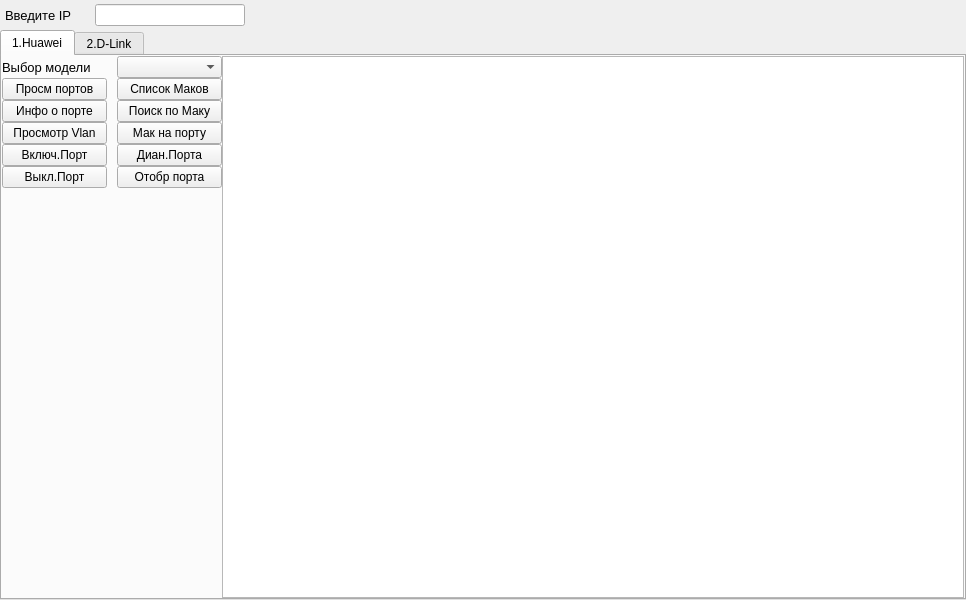
Above: disein.ui from saidgadgiev/FlyTech before the change. Below: the same form after it.
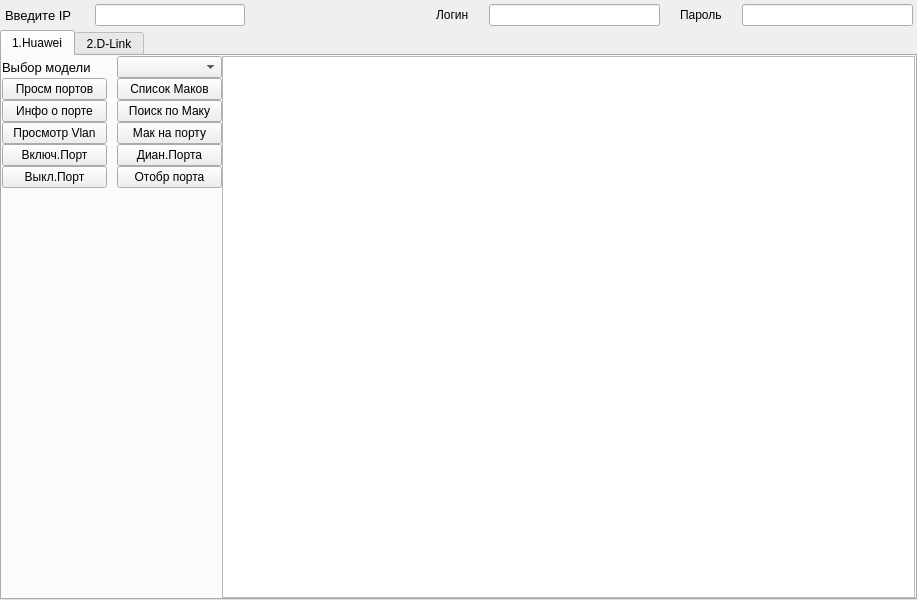
That is the form after the change. The open tabs and pages were chosen to show the change.

Commit message: add write login and password

Patch:
```diff
--- a/disein.ui
+++ b/disein.ui
@@ -6,7 +6,7 @@
    <rect>
     <x>0</x>
     <y>0</y>
-    <width>966</width>
+    <width>917</width>
     <height>600</height>
    </rect>
   </property>
@@ -95,6 +95,30 @@
          </property>
         </spacer>
        </item>
+       <item>
+        <widget class="QLabel" name="label_4">
+         <property name="text">
+          <string>Логин</string>
+         </property>
+        </widget>
+       </item>
+       <item>
+        <widget class="QLineEdit" name="loginEdit">
+         <property name="text">
+          <string/>
+         </property>
+        </widget>
+       </item>
+       <item>
+        <widget class="QLabel" name="label_5">
+         <property name="text">
+          <string>Пароль</string>
+         </property>
+        </widget>
+       </item>
+       <item>
+        <widget class="QLineEdit" name="passwordEdit"/>
+       </item>
       </layout>
      </widget>
     </item>
```
Left out of the diff: 2 changed lines with no effect on the pictures. The commit also changes 7 other files.
